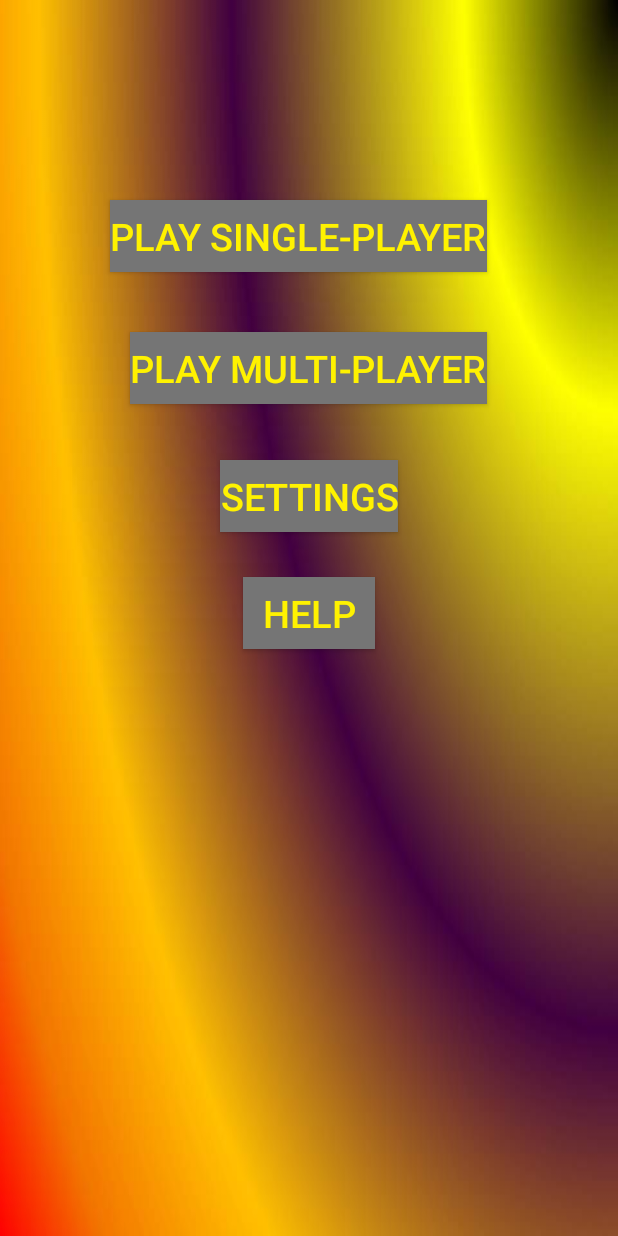
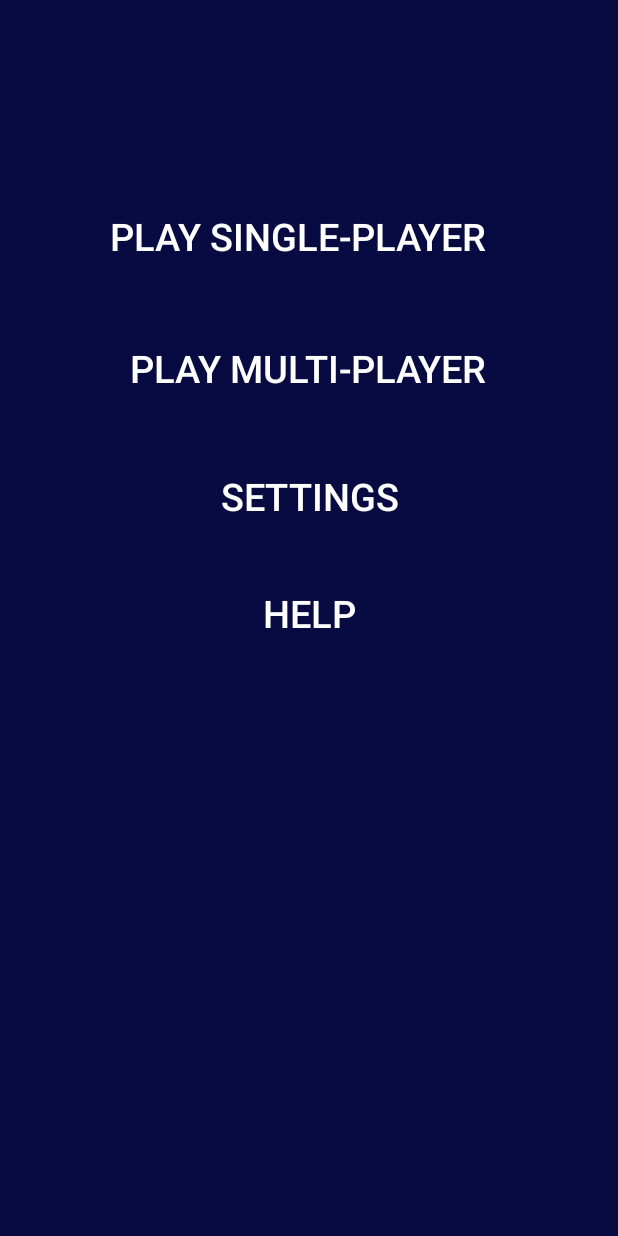
Before and after one commit to kaumil-gh/SmackerBalls, an Android app: the HomeActivity screen opened directly, with no data from a screen before it, on a phone screen of 412 x 824 dp. Run offline under Robolectric (Android 15) with nearby library versions, the light colour scheme and no system bars.

Commit message:
2nd review Till 2nd review
2nd review

```diff
--- a/app/src/main/java/com/example/dell/smackerballs/Ball.java
+++ b/app/src/main/java/com/example/dell/smackerballs/Ball.java
@@ -14,8 +14,8 @@ public class Ball {
     public Ball(int screenX, int screenY){
 
         // Start the ball travelling straight up at 100 pixels per second
-        xVelocity = 200;
-        yVelocity = -400;
+        xVelocity = -300;
+        yVelocity = -500;
 
         // Place the ball in the centre of the screen at the bottom
         // Make it a 10 pixel x 10 pixel square
--- a/app/src/main/res/layout/activity_home_2.xml
+++ b/app/src/main/res/layout/activity_home_2.xml
@@ -8,7 +8,7 @@
     android:paddingRight="@dimen/activity_horizontal_margin"
     android:paddingTop="@dimen/activity_vertical_margin"
     tools:context="com.example.dell.smackerballs.HomeActivity"
-    android:background="@drawable/sb1h"
+    android:background="#070b41"
     android:theme="@style/Theme.AppCompat.NoActionBar">
 
     <Button
@@ -20,8 +20,8 @@
         android:layout_alignParentTop="true"
         android:layout_alignRight="@+id/button2"
         android:layout_alignEnd="@+id/button2"
-        android:background="@color/primary_dark_material_light"
-        android:textColor="#fff200"
+        android:background="@android:color/transparent"
+        android:textColor="#ffffff"
         android:textSize="25sp"
         android:clickable="true" />
 
@@ -33,8 +33,8 @@
         android:layout_marginTop="40dp"
         android:layout_below="@+id/button1"
         android:layout_centerHorizontal="true"
-        android:background="@color/primary_dark_material_light"
-        android:textColor="#fff200"
+        android:background="@android:color/transparent"
+        android:textColor="#ffffff"
         android:textSize="25sp"
         android:clickable="true" />
 
@@ -46,8 +46,8 @@
         android:layout_below="@+id/button2"
         android:layout_centerHorizontal="true"
         android:layout_marginTop="37dp"
-        android:background="@color/primary_dark_material_light"
-        android:textColor="#fff200"
+        android:background="@android:color/transparent"
+        android:textColor="#ffffff"
         android:textSize="25sp"
         android:clickable="true" />
 
@@ -59,8 +59,8 @@
         android:layout_below="@+id/button3"
         android:layout_centerHorizontal="true"
         android:layout_marginTop="30dp"
-        android:background="@color/primary_dark_material_light"
-        android:textColor="#fff200"
+        android:background="@android:color/transparent"
+        android:textColor="#ffffff"
         android:textSize="25sp"
         android:clickable="true" />
 </RelativeLayout>
--- a/app/src/main/res/layout/content_instructions.xml
+++ b/app/src/main/res/layout/content_instructions.xml
@@ -12,6 +12,6 @@
         android:layout_width="wrap_content"
         android:layout_height="wrap_content"
         android:layout_margin="@dimen/text_margin"
-        android:text="@string/large_text" />
+        android:text="@string/My_In" />
 
 </android.support.v4.widget.NestedScrollView>
```
Also changed, not shown: app/src/main/java/com/example/dell/smackerballs/Paddle.java (+18 -6 lines), app/src/main/java/com/example/dell/smackerballs/Single_Player.java (+26 -9 lines), app/src/main/res/values/strings.xml (+10 -0 lines).
